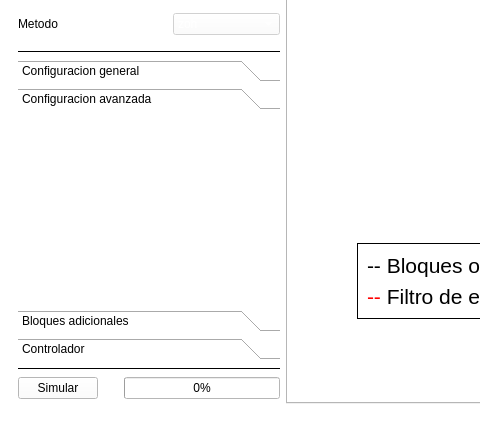
Above: Main aplication/VentanaPrincipal.ui from ezalorpro/LaboratorioDeControl before the change; both pictures show x 0 to 480 and y 260 to 695 of the 1426 by 695 pixel window. Below: the same form after it.
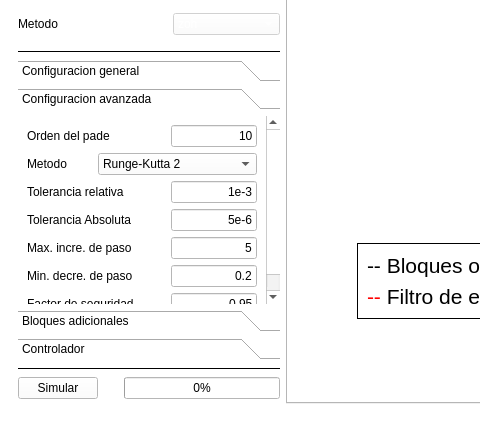
That is the form after the change. The open tabs and pages were chosen to show the change. Icons and pictures are not drawn. Custom widgets are drawn as their Qt base class.

```diff
--- a/Main aplication/VentanaPrincipal.ui
+++ b/Main aplication/VentanaPrincipal.ui
@@ -8237,7 +8237,7 @@
             </property>
             <property name="maximumSize">
              <size>
-              <width>16777215</width>
+              <width>262</width>
               <height>300</height>
              </size>
             </property>
@@ -8501,9 +8501,9 @@
              <property name="geometry">
               <rect>
                <x>0</x>
-               <y>0</y>
-               <width>98</width>
-               <height>28</height>
+               <y>-28</y>
+               <width>245</width>
+               <height>208</height>
               </rect>
              </property>
              <attribute name="icon">
@@ -8513,6 +8513,310 @@
              <attribute name="label">
               <string>Configuracion avanzada</string>
              </attribute>
+             <layout class="QGridLayout" name="gridLayout_115">
+              <item row="0" column="0">
+               <layout class="QHBoxLayout" name="horizontalLayout_51">
+                <item>
+                 <widget class="QLabel" name="label_30">
+                  <property name="sizePolicy">
+                   <sizepolicy hsizetype="Preferred" vsizetype="Preferred">
+                    <horstretch>0</horstretch>
+                    <verstretch>0</verstretch>
+                   </sizepolicy>
+                  </property>
+                  <property name="text">
+                   <string>Orden del pade</string>
+                  </property>
+                 </widget>
+                </item>
+                <item>
+                 <widget class="QLineEdit" name="padeOrder">
+                  <property name="maximumSize">
+                   <size>
+                    <width>86</width>
+                    <height>16777215</height>
+                   </size>
+                  </property>
+                  <property name="text">
+                   <string>10</string>
+                  </property>
+                  <property name="alignment">
+                   <set>Qt::AlignRight|Qt::AlignTrailing|Qt::AlignVCenter</set>
+                  </property>
+                 </widget>
+                </item>
+               </layout>
+              </item>
+              <item row="1" column="0">
+               <layout class="QHBoxLayout" name="horizontalLayout_52">
+                <item>
+                 <widget class="QLabel" name="label_27">
+                  <property name="sizePolicy">
+                   <sizepolicy hsizetype="Preferred" vsizetype="Preferred">
+                    <horstretch>0</horstretch>
+                    <verstretch>0</verstretch>
+                   </sizepolicy>
+                  </property>
+                  <property name="text">
+                   <string>Metodo</string>
+                  </property>
+                 </widget>
+                </item>
+                <item>
+                 <widget class="QComboBox" name="solverMethod">
+                  <property name="sizePolicy">
+                   <sizepolicy hsizetype="Fixed" vsizetype="Fixed">
+                    <horstretch>0</horstretch>
+                    <verstretch>0</verstretch>
+                   </sizepolicy>
+                  </property>
+                  <property name="currentIndex">
+                   <number>0</number>
+                  </property>
+                  <property name="maxVisibleItems">
+                   <number>20</number>
+                  </property>
+                  <item>
+                   <property name="text">
+                    <string>Runge-Kutta 2</string>
+                   </property>
+                  </item>
+                  <item>
+                   <property name="text">
+                    <string>Runge-Kutta 3</string>
+                   </property>
+                  </item>
+                  <item>
+                   <property name="text">
+                    <string>Heun 3</string>
+                   </property>
+                  </item>
+                  <item>
+                   <property name="text">
+                    <string>Ralston 3</string>
+                   </property>
+                  </item>
+                  <item>
+                   <property name="text">
+                    <string>SSPRK 3</string>
+                   </property>
+                  </item>
+                  <item>
+                   <property name="text">
+                    <string>Runge-Kutta 4</string>
+                   </property>
+                  </item>
+                  <item>
+                   <property name="text">
+                    <string>Runge-Kutta 3/8</string>
+                   </property>
+                  </item>
+                  <item>
+                   <property name="text">
+                    <string>Ralston 4</string>
+                   </property>
+                  </item>
+                  <item>
+                   <property name="text">
+                    <string>Runge-Kutta 5</string>
+                   </property>
+                  </item>
+                  <item>
+                   <property name="text">
+                    <string>Bogacki-Shampine 2(3)</string>
+                   </property>
+                  </item>
+                  <item>
+                   <property name="text">
+                    <string>Fehlberg 4(5)</string>
+                   </property>
+                  </item>
+                  <item>
+                   <property name="text">
+                    <string>Cash-Karp 4(5)</string>
+                   </property>
+                  </item>
+                  <item>
+                   <property name="text">
+                    <string>Dormand-Prince 5(4)</string>
+                   </property>
+                  </item>
+                 </widget>
+                </item>
+               </layout>
+              </item>
+              <item row="2" column="0">
+               <layout class="QHBoxLayout" name="horizontalLayout_53">
+                <item>
+                 <widget class="QLabel" name="label_28">
+                  <property name="sizePolicy">
+                   <sizepolicy hsizetype="Preferred" vsizetype="Preferred">
+                    <horstretch>0</horstretch>
+                    <verstretch>0</verstretch>
+                   </sizepolicy>
+                  </property>
+                  <property name="text">
+                   <string>Tolerancia relativa</string>
+                  </property>
+                 </widget>
+                </item>
+                <item>
+                 <widget class="QLineEdit" name="rtolLineEdit">
+                  <property name="maximumSize">
+                   <size>
+                    <width>86</width>
+                    <height>16777215</height>
+                   </size>
+                  </property>
+                  <property name="text">
+                   <string>1e-3</string>
+                  </property>
+                  <property name="alignment">
+                   <set>Qt::AlignRight|Qt::AlignTrailing|Qt::AlignVCenter</set>
+                  </property>
+                 </widget>
+                </item>
+               </layout>
+              </item>
+              <item row="3" column="0">
+               <layout class="QHBoxLayout" name="horizontalLayout_54">
+                <item>
+                 <widget class="QLabel" name="label_29">
+                  <property name="sizePolicy">
+                   <sizepolicy hsizetype="Preferred" vsizetype="Preferred">
+                    <horstretch>0</horstretch>
+                    <verstretch>0</verstretch>
+                   </sizepolicy>
+                  </property>
+                  <property name="text">
+                   <string>Tolerancia Absoluta</string>
+                  </property>
+                 </widget>
+                </item>
+                <item>
+                 <widget class="QLineEdit" name="atolLineEdit">
+                  <property name="maximumSize">
+                   <size>
+                    <width>86</width>
+                    <height>16777215</height>
+                   </size>
+                  </property>
+                  <property name="text">
+                   <string>5e-6</string>
+                  </property>
+                  <property name="alignment">
+                   <set>Qt::AlignRight|Qt::AlignTrailing|Qt::AlignVCenter</set>
+                  </property>
+                 </widget>
+                </item>
+               </layout>
+              </item>
+              <item row="4" column="0">
+               <layout class="QHBoxLayout" name="horizontalLayout_55">
+                <item>
+                 <widget class="QLabel" name="label_31">
+                  <property name="sizePolicy">
+                   <sizepolicy hsizetype="Preferred" vsizetype="Preferred">
+                    <horstretch>0</horstretch>
+                    <verstretch>0</verstretch>
+                   </sizepolicy>
+                  </property>
+                  <property name="text">
+                   <string>Max. incre. de paso</string>
+                  </property>
+                 </widget>
+                </item>
+                <item>
+                 <widget class="QLineEdit" name="maxStepIncr">
+                  <property name="maximumSize">
+                   <size>
+                    <width>86</width>
+                    <height>16777215</height>
+                   </size>
+                  </property>
+                  <property name="text">
+                   <string>5</string>
+                  </property>
+                  <property name="alignment">
+                   <set>Qt::AlignRight|Qt::AlignTrailing|Qt::AlignVCenter</set>
+                  </property>
+                 </widget>
+                </item>
+               </layout>
+              </item>
+              <item row="5" column="0">
+               <layout class="QHBoxLayout" name="horizontalLayout_56">
+                <item>
+                 <widget class="QLabel" name="label_32">
+                  <property name="sizePolicy">
+                   <sizepolicy hsizetype="Preferred" vsizetype="Preferred">
+                    <horstretch>0</horstretch>
+                    <verstretch>0</verstretch>
+                   </sizepolicy>
+                  </property>
+                  <property name="text">
+                   <string>Min. decre. de paso</string>
+                  </property>
+                 </widget>
+                </item>
+                <item>
+                 <widget class="QLineEdit" name="minStepDecr">
+                  <property name="sizePolicy">
+                   <sizepolicy hsizetype="Fixed" vsizetype="Fixed">
+                    <horstretch>0</horstretch>
+                    <verstretch>0</verstretch>
+                   </sizepolicy>
+                  </property>
+                  <property name="maximumSize">
+                   <size>
+                    <width>86</width>
+                    <height>16777215</height>
+                   </size>
+                  </property>
+                  <property name="text">
+                   <string>0.2</string>
+                  </property>
+                  <property name="alignment">
+                   <set>Qt::AlignRight|Qt::AlignTrailing|Qt::AlignVCenter</set>
+                  </property>
+                 </widget>
+                </item>
+               </layout>
+              </item>
+              <item row="6" column="0">
+               <layout class="QHBoxLayout" name="horizontalLayout_57">
+                <item>
+                 <widget class="QLabel" name="label_33">
+                  <property name="sizePolicy">
+                   <sizepolicy hsizetype="Preferred" vsizetype="Preferred">
+                    <horstretch>0</horstretch>
+                    <verstretch>0</verstretch>
+                   </sizepolicy>
+                  </property>
+                  <property name="text">
+                   <string>Factor de seguridad</string>
+                  </property>
+                 </widget>
+                </item>
+                <item>
+                 <widget class="QLineEdit" name="safetyFactor">
+                  <property name="maximumSize">
+                   <size>
+                    <width>86</width>
+                    <height>16777215</height>
+                   </size>
+                  </property>
+                  <property name="text">
+                   <string>0.95</string>
+                  </property>
+                  <property name="alignment">
+                   <set>Qt::AlignRight|Qt::AlignTrailing|Qt::AlignVCenter</set>
+                  </property>
+                 </widget>
+                </item>
+               </layout>
+              </item>
+             </layout>
             </widget>
             <widget class="QWidget" name="bloquesPage">
              <property name="geometry">
```
Left out of the diff: 6 changed lines with no effect on the pictures.
